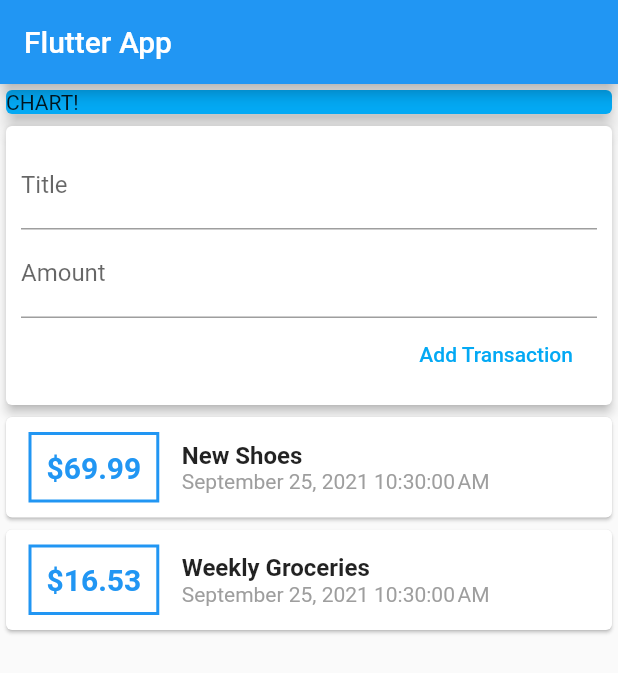
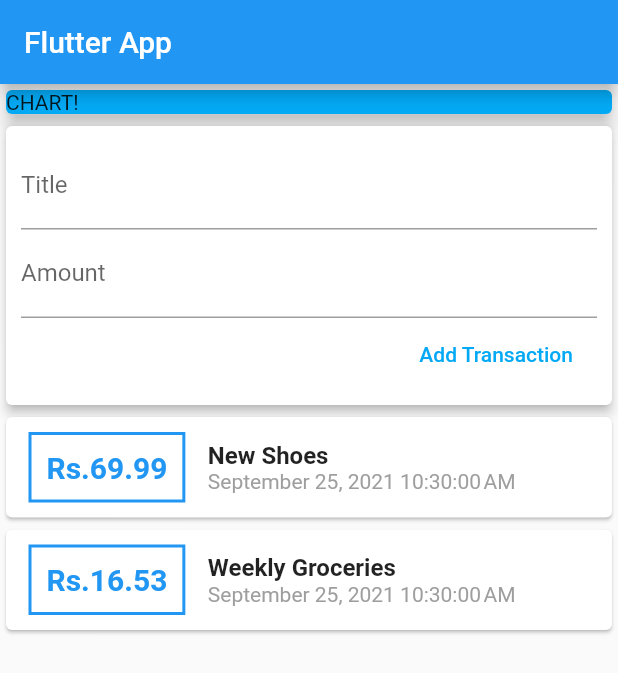
Before and after one commit to LakithaDM/BudgetApp, a Flutter app: the screen it shows after launch, on a phone screen of 412 x 824 dp. Shown: the top 673 px of the screen. Run offline on Flutter 3.47's test engine with Material 2 defaults, Android fonts, the phone set to English and light mode, and no system bars.

Commit message:
Minor modification

```diff
--- a/budjetapp/lib/widgets/transaction_list.dart
+++ b/budjetapp/lib/widgets/transaction_list.dart
@@ -29,7 +29,7 @@ class TransactionList extends StatelessWidget {
                   ),
                   padding: EdgeInsets.all(10),
                   child: Text(
-                    '\$${transactions[index].amount}',
+                    'Rs.${transactions[index].amount}',
                     style: TextStyle(
                       fontWeight: FontWeight.bold,
                       fontSize: 20,
```
